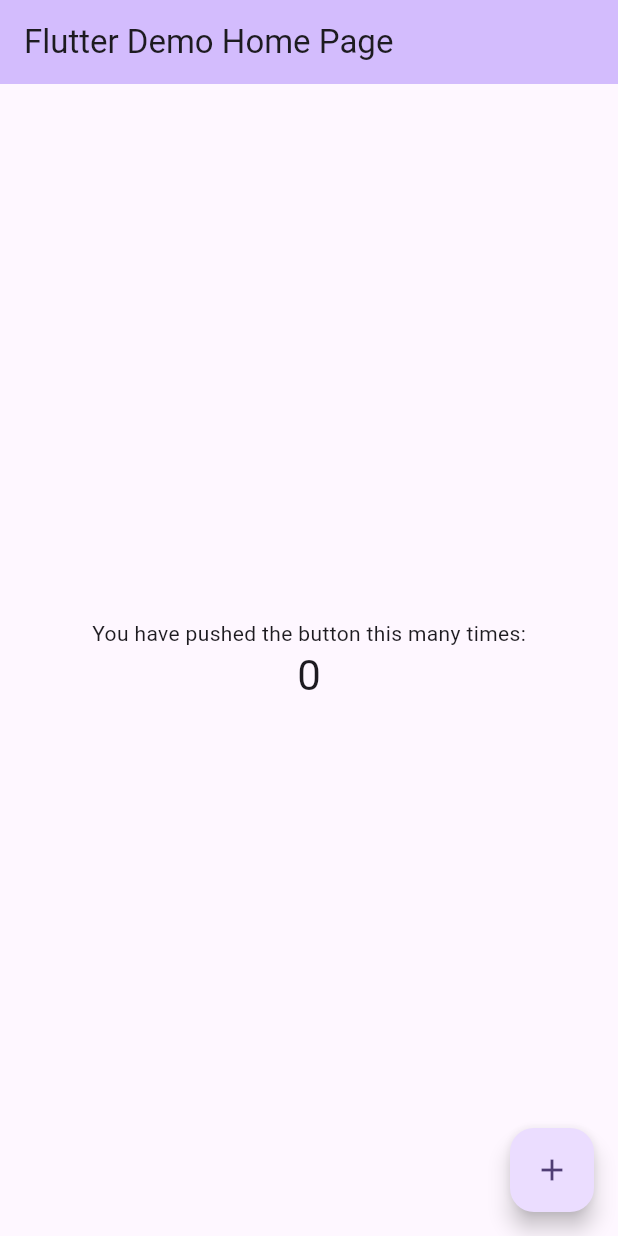
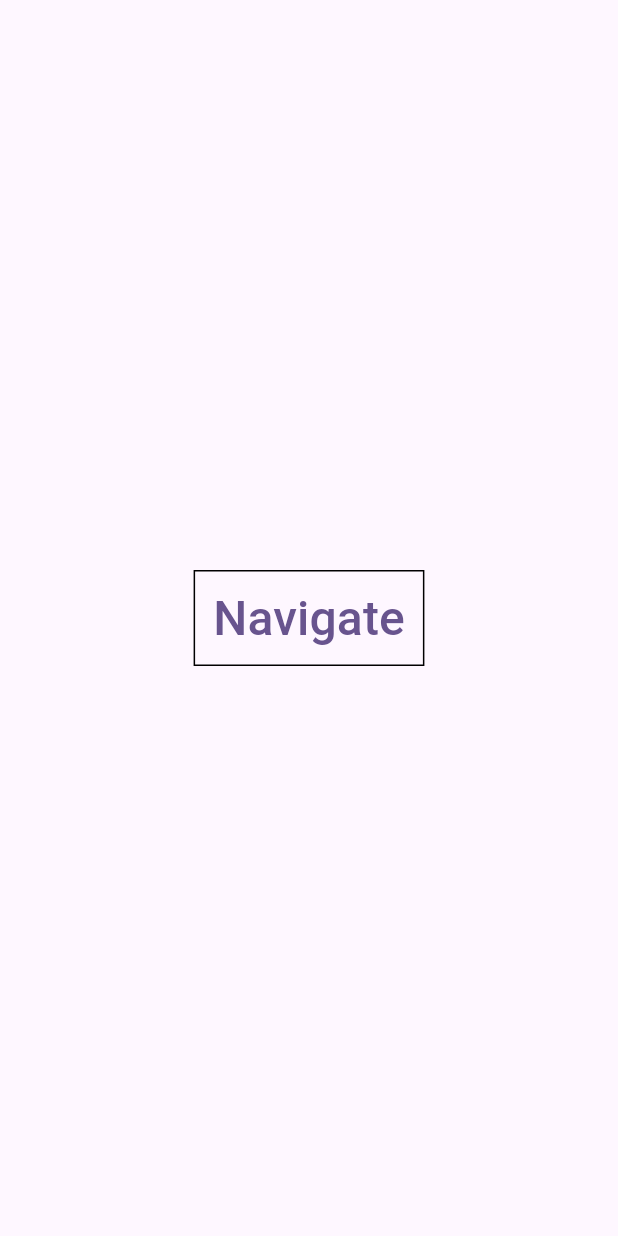
Before and after one commit to Demetre-Panjakidze/homeApp, a Flutter app: the screen it shows after launch, on a phone screen of 412 x 824 dp. Run offline on Flutter 3.47's test engine with Material 3 defaults, Android fonts, the phone set to English and light mode, and no system bars.

Commit message:
created a button

```diff
--- a/lib/main.dart
+++ b/lib/main.dart
@@ -1,4 +1,5 @@
 import 'package:flutter/material.dart';
+import 'package:homeapp/pages/homepage.dart';
 
 void main() {
   runApp(const MyApp());
@@ -7,119 +8,15 @@ void main() {
 class MyApp extends StatelessWidget {
   const MyApp({super.key});
 
-  // This widget is the root of your application.
   @override
   Widget build(BuildContext context) {
     return MaterialApp(
-      title: 'Flutter Demo',
+      title: 'Home app',
       theme: ThemeData(
-        // This is the theme of your application.
-        //
-        // TRY THIS: Try running your application with "flutter run". You'll see
-        // the application has a blue toolbar. Then, without quitting the app,
-        // try changing the seedColor in the colorScheme below to Colors.green
-        // and then invoke "hot reload" (save your changes or press the "hot
-        // reload" button in a Flutter-supported IDE, or press "r" if you used
-        // the command line to start the app).
-        //
-        // Notice that the counter didn't reset back to zero; the application
-        // state is not lost during the reload. To reset the state, use hot
-        // restart instead.
-        //
-        // This works for code too, not just values: Most code changes can be
-        // tested with just a hot reload.
         colorScheme: ColorScheme.fromSeed(seedColor: Colors.deepPurple),
         useMaterial3: true,
       ),
-      home: const MyHomePage(title: 'Flutter Demo Home Page'),
+      home: const HomePage(),
     );
   }
 }
-
-class MyHomePage extends StatefulWidget {
-  const MyHomePage({super.key, required this.title});
-
-  // This widget is the home page of your application. It is stateful, meaning
-  // that it has a State object (defined below) that contains fields that affect
-  // how it looks.
-
-  // This class is the configuration for the state. It holds the values (in this
-  // case the title) provided by the parent (in this case the App widget) and
-  // used by the build method of the State. Fields in a Widget subclass are
-  // always marked "final".
-
-  final String title;
-
-  @override
-  State<MyHomePage> createState() => _MyHomePageState();
-}
-
-class _MyHomePageState extends State<MyHomePage> {
-  int _counter = 0;
-
-  void _incrementCounter() {
-    setState(() {
-      // This call to setState tells the Flutter framework that something has
-      // changed in this State, which causes it to rerun the build method below
-      // so that the display can reflect the updated values. If we changed
-      // _counter without calling setState(), then the build method would not be
-      // called again, and so nothing would appear to happen.
-      _counter++;
-    });
-  }
-
-  @override
-  Widget build(BuildContext context) {
-    // This method is rerun every time setState is called, for instance as done
-    // by the _incrementCounter method above.
-    //
-    // The Flutter framework has been optimized to make rerunning build methods
-    // fast, so that you can just rebuild anything that needs updating rather
-    // than having to individually change instances of widgets.
-    return Scaffold(
-      appBar: AppBar(
-        // TRY THIS: Try changing the color here to a specific color (to
-        // Colors.amber, perhaps?) and trigger a hot reload to see the AppBar
-        // change color while the other colors stay the same.
-        backgroundColor: Theme.of(context).colorScheme.inversePrimary,
-        // Here we take the value from the MyHomePage object that was created by
-        // the App.build method, and use it to set our appbar title.
-        title: Text(widget.title),
-      ),
-      body: Center(
-        // Center is a layout widget. It takes a single child and positions it
-        // in the middle of the parent.
-        child: Column(
-          // Column is also a layout widget. It takes a list of children and
-          // arranges them vertically. By default, it sizes itself to fit its
-          // children horizontally, and tries to be as tall as its parent.
-          //
-          // Column has various properties to control how it sizes itself and
-          // how it positions its children. Here we use mainAxisAlignment to
-          // center the children vertically; the main axis here is the vertical
-          // axis because Columns are vertical (the cross axis would be
-          // horizontal).
-          //
-          // TRY THIS: Invoke "debug painting" (choose the "Toggle Debug Paint"
-          // action in the IDE, or press "p" in the console), to see the
-          // wireframe for each widget.
-          mainAxisAlignment: MainAxisAlignment.center,
-          children: <Widget>[
-            const Text(
-              'You have pushed the button this many times:',
-            ),
-            Text(
-              '$_counter',
-              style: Theme.of(context).textTheme.headlineMedium,
-            ),
-          ],
-        ),
-      ),
-      floatingActionButton: FloatingActionButton(
-        onPressed: _incrementCounter,
-        tooltip: 'Increment',
-        child: const Icon(Icons.add),
-      ), // This trailing comma makes auto-formatting nicer for build methods.
-    );
-  }
-}
--- /dev/null
+++ b/lib/pages/homepage.dart
@@ -0,0 +1,35 @@
+import 'package:flutter/material.dart';
+
+class HomePage extends StatelessWidget {
+  const HomePage({super.key});
+
+  @override
+  Widget build(BuildContext context) {
+    return Scaffold(
+      body: Column(
+        children: [
+          const Spacer(),
+          Row(
+            mainAxisAlignment: MainAxisAlignment.center,
+            children: [
+              Container(
+                decoration:
+                    BoxDecoration(border: Border.all(color: Colors.black)),
+                child: TextButton(
+                  onPressed: () {
+                    print("Navigation pressed");
+                  },
+                  child: const Text(
+                    "Navigate",
+                    style: TextStyle(fontSize: 32),
+                  ),
+                ),
+              ),
+            ],
+          ),
+          const Spacer(),
+        ],
+      ),
+    );
+  }
+}
```
